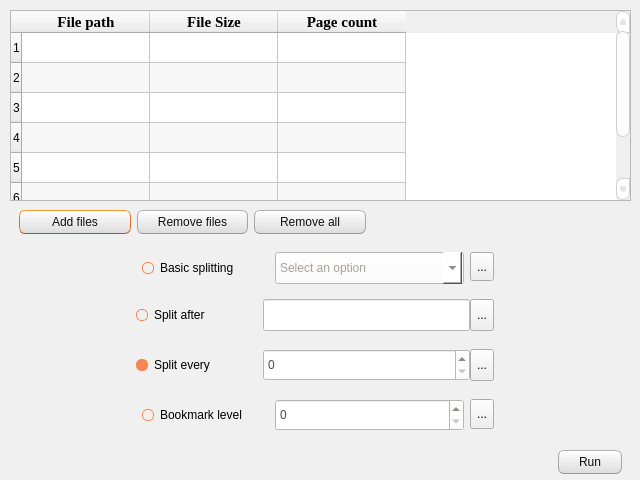
Above: gui/split.ui from FATelarico/PDFutils before the change. Below: the same form after it.
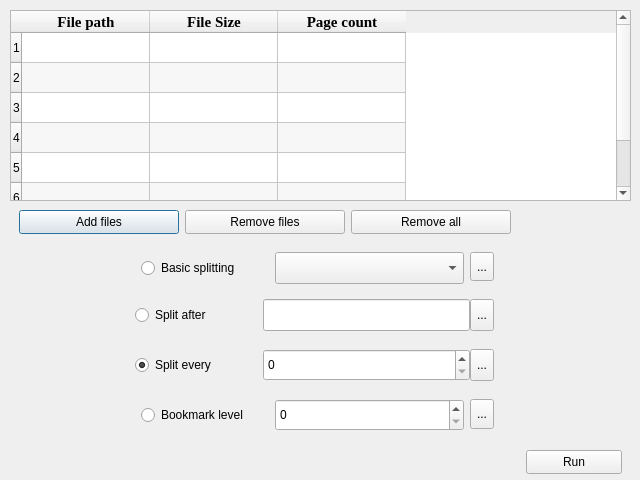
That is the form after the change. Icons and pictures are not drawn.

Diff of the .ui file:
```diff
--- a/gui/split.ui
+++ b/gui/split.ui
@@ -36,502 +36,7 @@
     <normaloff>:/media/split.svg</normaloff>:/media/split.svg</iconset>
   </property>
   <property name="styleSheet">
-   <string notr="true">/*
-Ubuntu Style Sheet for QT Applications
-Author: Jaime A. Quiroga P.
-Company: GTRONICK
-Last updated: 01/10/2021 (dd/mm/yyyy), 15:18.
-Available at: https://github.com/GTRONICK/QSS/blob/master/Ubuntu.qss
-*/
-QMainWindow {
-	background-color:#f0f0f0;
-}
-QCheckBox {
-	padding:2px;
-}
-QCheckBox:hover {
-	border:1px solid rgb(255,150,60);
-	border-radius:4px;
-	padding: 1px;
-	background-color:qlineargradient(spread:pad, x1:0.5, y1:1, x2:0.5, y2:0, stop:0 rgba(190, 90, 50, 50), stop:1 rgba(250, 130, 40, 50));
-}
-QCheckBox::indicator:checked {
-	border:1px solid rgb(246, 134, 86);
-	border-radius:4px;
-  	background-color:rgb(246, 134, 86)
-}
-QCheckBox::indicator:unchecked {
-	border-width:1px solid rgb(246, 134, 86);
-	border-radius:4px;
-  	background-color:rgb(255,255,255);
-}
-QColorDialog {
-	background-color:#f0f0f0;
-}
-QComboBox {
-	color:rgb(81,72,65);
-	background: #ffffff;
-}
-QComboBox:editable {
-	selection-color:rgb(81,72,65);
-	selection-background-color: #ffffff;
-}
-QComboBox QAbstractItemView {
-	selection-color: #ffffff;
-	selection-background-color: rgb(246, 134, 86);
-}
-QComboBox:!editable:on, QComboBox::drop-down:editable:on {
-	color:  #1e1d23;	
-}
-QDateTimeEdit, QDateEdit, QDoubleSpinBox, QFontComboBox {
-	color:rgb(81,72,65);
-	background-color: #ffffff;
-}
-
-QDialog {
-	background-color:#f0f0f0;
-}
-
-QLabel,QLineEdit {
-	color:rgb(17,17,17);
-}
-QLineEdit {
-	background-color:rgb(255,255,255);
-	selection-background-color:rgb(236,116,64);
-}
-QMenuBar {
-	color:rgb(223,219,210);
-	background-color:rgb(65,64,59);
-}
-QMenuBar::item {
-	padding-top:4px;
-	padding-left:4px;
-	padding-right:4px;
-	color:rgb(223,219,210);
-	background-color:rgb(65,64,59);
-}
-QMenuBar::item:selected {
-	color:rgb(255,255,255);
-	padding-top:2px;
-	padding-left:2px;
-	padding-right:2px;
-	border-top-width:2px;
-	border-left-width:2px;
-	border-right-width:2px;
-	border-top-right-radius:4px;
-	border-top-left-radius:4px;
-	border-style:solid;
-	background-color:rgb(65,64,59);
-	border-top-color: rgb(47,47,44);
-	border-right-color: qlineargradient(spread:pad, x1:0, y1:1, x2:1, y2:0, stop:0 rgba(90, 87, 78, 255), stop:1 rgba(47,47,44, 255));
-	border-left-color:  qlineargradient(spread:pad, x1:1, y1:0, x2:0, y2:0, stop:0 rgba(90, 87, 78, 255), stop:1 rgba(47,47,44, 255));
-}
-QMenu {
-	color:rgb(223,219,210);
-	background-color:rgb(65,64,59);
-}
-QMenu::item {
-	color:rgb(223,219,210);
-	padding:4px 10px 4px 20px;
-}
-QMenu::item:selected {
-	color:rgb(255,255,255);
-	background-color: qlineargradient(spread:pad, x1:0.5, y1:1, x2:0.5, y2:0, stop:0 rgba(225, 108, 54, 255), stop:1 rgba(246, 134, 86, 255));
-	border-style:solid;
-	border-width:3px;
-	padding:4px 7px 4px 17px;
-	border-bottom-color:qlineargradient(spread:pad, x1:0.5, y1:1, x2:0.5, y2:0, stop:0 rgba(175,85,48,255), stop:1 rgba(236,114,67, 255));
-	border-top-color:qlineargradient(spread:pad, x1:0.5, y1:1, x2:0.5, y2:0, stop:0 rgba(253,156,113,255), stop:1 rgba(205,90,46, 255));
-	border-right-color:qlineargradient(spread:pad, x1:0, y1:0.5, x2:1, y2:0.5, stop:0 rgba(253,156,113,255), stop:1 rgba(205,90,46, 255));
-	border-left-color:qlineargradient(spread:pad, x1:1, y1:0.5, x2:0, y2:0.5, stop:0 rgba(253,156,113,255), stop:1 rgba(205,90,46, 255));
-}
-QPlainTextEdit {
-	border: 1px solid transparent;
-	color:rgb(17,17,17);
-	selection-background-color:rgb(236,116,64);
-    background-color: #FFFFFF;
-}
-QProgressBar {
-	text-align: center;
-	color: rgb(0, 0, 0);
-	border: 1px inset rgb(150,150,150); 
-	border-radius: 10px;
-	background-color:rgb(221,221,219);
-}
-QProgressBar::chunk:horizontal {
-	background-color: qlineargradient(spread:pad, x1:0.5, y1:1, x2:0.5, y2:0, stop:0 rgba(225, 108, 54, 255), stop:1 rgba(246, 134, 86, 255));
-	border:1px solid;
-	border-radius:8px;
-	border-bottom-color:qlineargradient(spread:pad, x1:0.5, y1:1, x2:0.5, y2:0, stop:0 rgba(175,85,48,255), stop:1 rgba(236,114,67, 255));
-	border-top-color:qlineargradient(spread:pad, x1:0.5, y1:1, x2:0.5, y2:0, stop:0 rgba(253,156,113,255), stop:1 rgba(205,90,46, 255));
-	border-right-color:qlineargradient(spread:pad, x1:0, y1:0.5, x2:1, y2:0.5, stop:0 rgba(253,156,113,255), stop:1 rgba(205,90,46, 255));
-	border-left-color:qlineargradient(spread:pad, x1:1, y1:0.5, x2:0, y2:0.5, stop:0 rgba(253,156,113,255), stop:1 rgba(205,90,46, 255));
-}
-QPushButton{
-	color:rgb(17,17,17);
-	border-width: 1px;
-	border-radius: 6px;
-	border-bottom-color: rgb(150,150,150);
-	border-right-color: rgb(165,165,165);
-	border-left-color: rgb(165,165,165);
-	border-top-color: rgb(180,180,180);
-	border-style: solid;
-	padding: 4px;
-	background-color: qlineargradient(spread:pad, x1:0.5, y1:1, x2:0.5, y2:0, stop:0 rgba(220, 220, 220, 255), stop:1 rgba(255, 255, 255, 255));
-}
-QPushButton:hover{
-	color:rgb(17,17,17);
-	border-width: 1px;
-	border-radius:6px;
-	border-top-color: rgb(255,150,60);
-	border-right-color: qlineargradient(spread:pad, x1:0, y1:1, x2:1, y2:0, stop:0 rgba(200, 70, 20, 255), stop:1 rgba(255,150,60, 255));
-	border-left-color:  qlineargradient(spread:pad, x1:1, y1:0, x2:0, y2:0, stop:0 rgba(200, 70, 20, 255), stop:1 rgba(255,150,60, 255));
-	border-bottom-color: rgb(200,70,20);
-	border-style: solid;
-	padding: 2px;
-	background-color: qlineargradient(spread:pad, x1:0.5, y1:1, x2:0.5, y2:0, stop:0 rgba(220, 220, 220, 255), stop:1 rgba(255, 255, 255, 255));
-}
-QPushButton:default{
-	color:rgb(17,17,17);
-	border-width: 1px;
-	border-radius:6px;
-	border-top-color: rgb(255,150,60);
-	border-right-color: qlineargradient(spread:pad, x1:0, y1:1, x2:1, y2:0, stop:0 rgba(200, 70, 20, 255), stop:1 rgba(255,150,60, 255));
-	border-left-color:  qlineargradient(spread:pad, x1:1, y1:0, x2:0, y2:0, stop:0 rgba(200, 70, 20, 255), stop:1 rgba(255,150,60, 255));
-	border-bottom-color: rgb(200,70,20);
-	border-style: solid;
-	padding: 2px;
-	background-color: qlineargradient(spread:pad, x1:0.5, y1:1, x2:0.5, y2:0, stop:0 rgba(220, 220, 220, 255), stop:1 rgba(255, 255, 255, 255));
-}
-QPushButton:pressed{
-	color:rgb(17,17,17);
-	border-width: 1px;
-	border-radius: 6px;
-	border-width: 1px;
-	border-top-color: rgba(255,150,60,200);
-	border-right-color: qlineargradient(spread:pad, x1:0, y1:1, x2:1, y2:0, stop:0 rgba(200, 70, 20, 255), stop:1 rgba(255,150,60, 200));
-	border-left-color:  qlineargradient(spread:pad, x1:1, y1:0, x2:0, y2:0, stop:0 rgba(200, 70, 20, 255), stop:1 rgba(255,150,60, 200));
-	border-bottom-color: rgba(200,70,20,200);
-	border-style: solid;
-	padding: 2px;
-	background-color: qlineargradient(spread:pad, x1:0.5, y1:0, x2:0.5, y2:1, stop:0 rgba(220, 220, 220, 255), stop:1 rgba(255, 255, 255, 255));
-}
-QPushButton:disabled{
-	color:rgb(174,167,159);
-	border-width: 1px;
-	border-radius: 6px;
-	background-color: qlineargradient(spread:pad, x1:0.5, y1:1, x2:0.5, y2:0, stop:0 rgba(200, 200, 200, 255), stop:1 rgba(230, 230, 230, 255));
-}
-QRadioButton {
-	padding: 1px;
-}
-QRadioButton::indicator:checked {
-	height: 10px;
-	width: 10px;
-	border-style:solid;
-	border-radius:5px;
-	border-width: 1px;
-	border-color: rgba(246, 134, 86, 255);
-	color: #a9b7c6;
-	background-color:rgba(246, 134, 86, 255);
-}
-QRadioButton::indicator:!checked {
-	height: 10px;
-	width: 10px;
-	border-style:solid;
-	border-radius:5px;
-	border-width: 1px;
-	border-color: rgb(246, 134, 86);
-	color: #a9b7c6;
-	background-color: transparent;
-}
-QScrollArea {
-	color: white;
-	background-color:#f0f0f0;
-}
-QSlider::groove {
-	border-style: solid;
-	border-width: 1px;
-	border-color: rgb(207,207,207);
-}
-QSlider::groove:horizontal {
-	height: 5px;
-	background: rgb(246, 134, 86);
-}
-QSlider::groove:vertical {
-	width: 5px;
-	background: rgb(246, 134, 86);
-}
-QSlider::handle:horizontal {
-	background: rgb(253,253,253);
-	border-style: solid;
-	border-width: 1px;
-	border-color: rgb(207,207,207);
-	width: 12px;
-	margin: -5px 0;
-	border-radius: 7px;
-}
-QSlider::handle:vertical {
-	background: rgb(253,253,253);
-	border-style: solid;
-	border-width: 1px;
-	border-color: rgb(207,207,207);
-	height: 12px;
-	margin: 0 -5px;
-	border-radius: 7px;
-}
-QSlider::add-page:horizontal, QSlider::add-page:vertical {
- 	background: white;
-}
-QSlider::sub-page:horizontal, QSlider::sub-page:vertical {
-	background: rgb(246, 134, 86);
-}
-QStatusBar, QSpinBox {
-	color:rgb(81,72,65);
-}
-QSpinBox {
-	background-color: #ffffff;
-}
-QScrollBar:horizontal {
-	max-height: 20px;
-	border: 1px transparent;
-	margin: 0px 20px 0px 20px;
-}
-QScrollBar::handle:horizontal {
-	background: rgb(253,253,253);
-	border: 1px solid rgb(207,207,207);
-	border-radius: 7px;
-	min-width: 25px;
-}
-QScrollBar::handle:horizontal:hover {
-	background: rgb(253,253,253);
-	border: 1px solid rgb(255,150,60);
-	border-radius: 7px;
-	min-width: 25px;
-}
-QScrollBar::add-line:horizontal {
-  	border: 1px solid rgb(207,207,207);
-  	border-top-right-radius: 7px;
-  	border-top-left-radius: 7px;
-  	border-bottom-right-radius: 7px;
-  	background: rgb(255, 255, 255);
-  	width: 20px;
-  	subcontrol-position: right;
-  	subcontrol-origin: margin;
-}
-QScrollBar::add-line:horizontal:hover {
-  	border: 1px solid rgb(255,150,60);
-  	border-top-right-radius: 7px;
-  	border-top-left-radius: 7px;
-  	border-bottom-right-radius: 7px;
-  	background: rgb(255, 255, 255);
-  	width: 20px;
-  	subcontrol-position: right;
-  	subcontrol-origin: margin;
-}
-QScrollBar::add-line:horizontal:pressed {
-  	border: 1px solid grey;
-  	border-top-left-radius: 7px;
-  	border-top-right-radius: 7px;
-  	border-bottom-right-radius: 7px;
-  	background: rgb(231,231,231);
-  	width: 20px;
-  	subcontrol-position: right;
-  	subcontrol-origin: margin;
-}
-QScrollBar::sub-line:horizontal {
-  	border: 1px solid rgb(207,207,207);
-  	border-top-right-radius: 7px;
-  	border-top-left-radius: 7px;
-  	border-bottom-left-radius: 7px;
-  	background: rgb(255, 255, 255);
-  	width: 20px;
-  	subcontrol-position: left;
-  	subcontrol-origin: margin;
-}
-QScrollBar::sub-line:horizontal:hover {
-  	border: 1px solid rgb(255,150,60);
-  	border-top-right-radius: 7px;
-  	border-top-left-radius: 7px;
-  	border-bottom-left-radius: 7px;
-  	background: rgb(255, 255, 255);
-  	width: 20px;
-  	subcontrol-position: left;
-  	subcontrol-origin: margin;
-}
-QScrollBar::sub-line:horizontal:pressed {
-  	border: 1px solid grey;
-  	border-top-right-radius: 7px;
-  	border-top-left-radius: 7px;
-  	border-bottom-left-radius: 7px;
-  	background: rgb(231,231,231);
-  	width: 20px;
-  	subcontrol-position: left;
-  	subcontrol-origin: margin;
-}
-QScrollBar::left-arrow:horizontal {
-  	border: 1px transparent grey;
-  	border-top-left-radius: 3px;
-  	border-bottom-left-radius: 3px;
-  	width: 6px;
-  	height: 6px;
-  	background: rgb(230,230,230);
-}
-QScrollBar::right-arrow:horizontal {
-	border: 1px transparent grey;
-	border-top-right-radius: 3px;
-	border-bottom-right-radius: 3px;
-  	width: 6px;
-  	height: 6px;
- 	background: rgb(230,230,230);
-}
-QScrollBar::add-page:horizontal, QScrollBar::sub-page:horizontal {
- 	background: none;
-} 
-QScrollBar:vertical {
-	max-width: 20px;
-	border: 1px transparent grey;
-	margin: 20px 0px 20px 0px;
-}
-QScrollBar::add-line:vertical {
-	border: 1px solid;
-	border-color: rgb(207,207,207);
-	border-bottom-right-radius: 7px;
-	border-bottom-left-radius: 7px;
-	border-top-left-radius: 7px;
-	background: rgb(255, 255, 255);
-  	height: 20px;
-  	subcontrol-position: bottom;
-  	subcontrol-origin: margin;
-}
-QScrollBar::add-line:vertical:hover {
-  	border: 1px solid;
-  	border-color: rgb(255,150,60);
-  	border-bottom-right-radius: 7px;
-  	border-bottom-left-radius: 7px;
-  	border-top-left-radius: 7px;
-  	background: rgb(255, 255, 255);
-  	height: 20px;
-  	subcontrol-position: bottom;
-  	subcontrol-origin: margin;
-}
-QScrollBar::add-line:vertical:pressed {
-  	border: 1px solid grey;
-  	border-bottom-left-radius: 7px;
-  	border-bottom-right-radius: 7px;
-  	border-top-left-radius: 7px;
-  	background: rgb(231,231,231);
-  	height: 20px;
-  	subcontrol-position: bottom;
-  	subcontrol-origin: margin;
-}
-QScrollBar::sub-line:vertical {
-  	border: 1px solid rgb(207,207,207);
-  	border-top-right-radius: 7px;
-  	border-top-left-radius: 7px;
-  	border-bottom-left-radius: 7px;
-  	background: rgb(255, 255, 255);
-  	height: 20px;
-  	subcontrol-position: top;
-  	subcontrol-origin: margin;
-}
-QScrollBar::sub-line:vertical:hover {
-  	border: 1px solid rgb(255,150,60);
-  	border-top-right-radius: 7px;
-  	border-top-left-radius: 7px;
-  	border-bottom-left-radius: 7px;
-	background: rgb(255, 255, 255);
-  	height: 20px;
-  	subcontrol-position: top;
-  	subcontrol-origin: margin;
-}
-QScrollBar::sub-line:vertical:pressed {
-  	border: 1px solid grey;
-  	border-top-left-radius: 7px;
-  	border-top-right-radius: 7px;
-  	background: rgb(231,231,231);
- 	height: 20px;
-  	subcontrol-position: top;
-  	subcontrol-origin: margin;
-}
-QScrollBar::handle:vertical {
-	background: rgb(253,253,253);
-	border: 1px solid rgb(207,207,207);
-	border-radius: 7px;
-	min-height: 25px;
-}
-QScrollBar::handle:vertical:hover {
-	background: rgb(253,253,253);
-	border: 1px solid rgb(255,150,60);
-	border-radius: 7px;
-	min-height: 25px;
-}
-QScrollBar::up-arrow:vertical {
-	border: 1px transparent grey;
-  	border-top-left-radius: 3px;
-	border-top-right-radius: 3px;
-  	width: 6px;
-  	height: 6px;
-  	background: rgb(230,230,230);
-}
-QScrollBar::down-arrow:vertical {
-  	border: 1px transparent grey;
-  	border-bottom-left-radius: 3px;
-  	border-bottom-right-radius: 3px;
-  	width: 6px;
-  	height: 6px;
-  	background: rgb(230,230,230);
-}
-QScrollBar::add-page:vertical, QScrollBar::sub-page:vertical {
-  	background: none;
-}
-QTabWidget {
-	color:rgb(0,0,0);
-	background-color:rgb(247,246,246);
-}
-QTabWidget::pane {
-	border-color: rgb(180,180,180);
-	background-color:rgb(247,246,246);
-	border-style: solid;
-	border-width: 1px;
-  	border-radius: 6px;
-}
-QTabBar::tab {
-	padding-left:4px;
-	padding-right:4px;
-	padding-bottom:2px;
-	padding-top:2px;
-	color:rgb(81,72,65);
-  	background-color: qlineargradient(spread:pad, x1:0.5, y1:1, x2:0.5, y2:0, stop:0 rgba(221,218,217,255), stop:1 rgba(240,239,238,255));
-	border-style: solid;
-	border-width: 1px;
-  	border-top-right-radius:4px;
-	border-top-left-radius:4px;
-	border-top-color: rgb(180,180,180);
-	border-left-color: rgb(180,180,180);
-	border-right-color: rgb(180,180,180);
-	border-bottom-color: transparent;
-}
-QTabBar::tab:selected, QTabBar::tab:last:selected, QTabBar::tab:hover {
-  	background-color:rgb(247,246,246);
-  	margin-left: 0px;
-  	margin-right: 1px;
-}
-QTabBar::tab:!selected {
-	margin-top: 1px;
-	margin-right: 1px;
-}
-QTextEdit {
-	border-width: 1px;
-	border-style: solid;
-	border-color:transparent;
-	color:rgb(17,17,17);
-	selection-background-color:rgb(236,116,64);
-}
-QTimeEdit, QToolBox, QToolBox::tab, QToolBox::tab:selected {
-	color:rgb(81,72,65);
-	background-color: #ffffff;
-}</string>
+   <string notr="true"/>
   </property>
   <widget class="QWidget" name="layoutWidget">
    <property name="geometry">
@@ -672,13 +177,13 @@
         <widget class="QPushButton" name="btn17a">
          <property name="minimumSize">
           <size>
-           <width>96</width>
+           <width>160</width>
            <height>24</height>
           </size>
          </property>
          <property name="maximumSize">
           <size>
-           <width>128</width>
+           <width>192</width>
            <height>32</height>
           </size>
          </property>
@@ -698,13 +203,13 @@
         <widget class="QPushButton" name="btn17b">
          <property name="minimumSize">
           <size>
-           <width>96</width>
+           <width>160</width>
            <height>24</height>
           </size>
          </property>
          <property name="maximumSize">
           <size>
-           <width>128</width>
+           <width>192</width>
            <height>32</height>
           </size>
          </property>
@@ -721,13 +226,13 @@
         <widget class="QPushButton" name="btn17c">
          <property name="minimumSize">
           <size>
-           <width>96</width>
+           <width>160</width>
            <height>24</height>
           </size>
          </property>
          <property name="maximumSize">
           <size>
-           <width>128</width>
+           <width>192</width>
            <height>32</height>
           </size>
          </property>
@@ -1517,13 +1022,13 @@
         <widget class="QPushButton" name="btn23">
          <property name="minimumSize">
           <size>
-           <width>64</width>
+           <width>96</width>
            <height>24</height>
           </size>
          </property>
          <property name="maximumSize">
           <size>
-           <width>64</width>
+           <width>128</width>
            <height>32</height>
           </size>
          </property>
```
